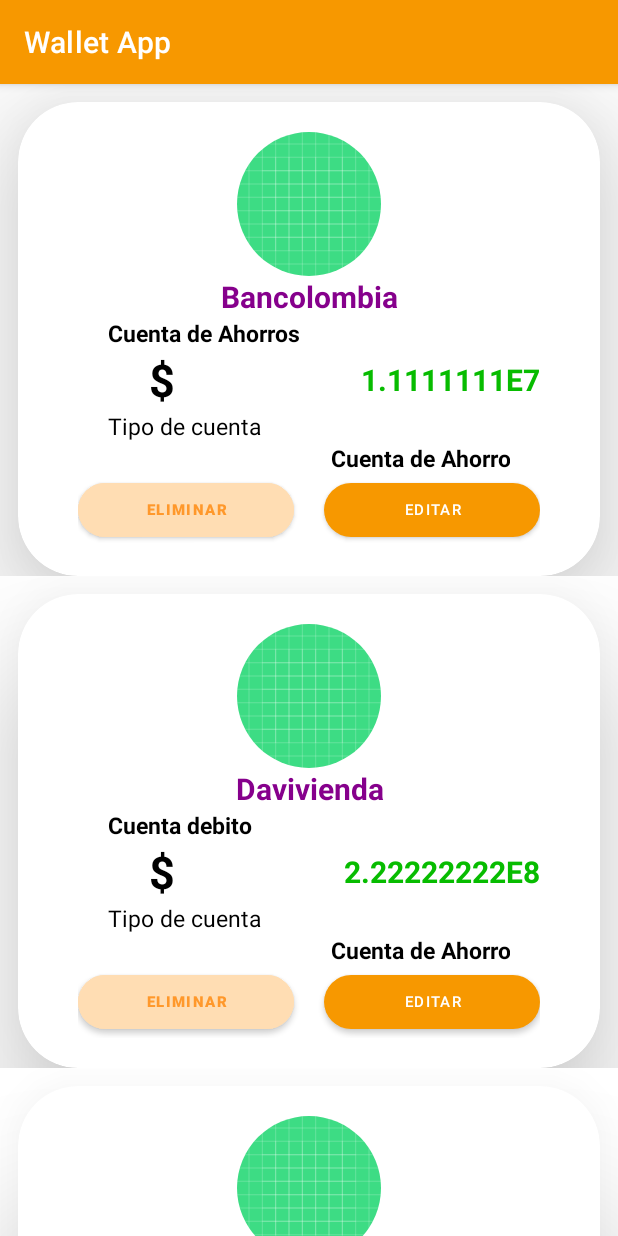
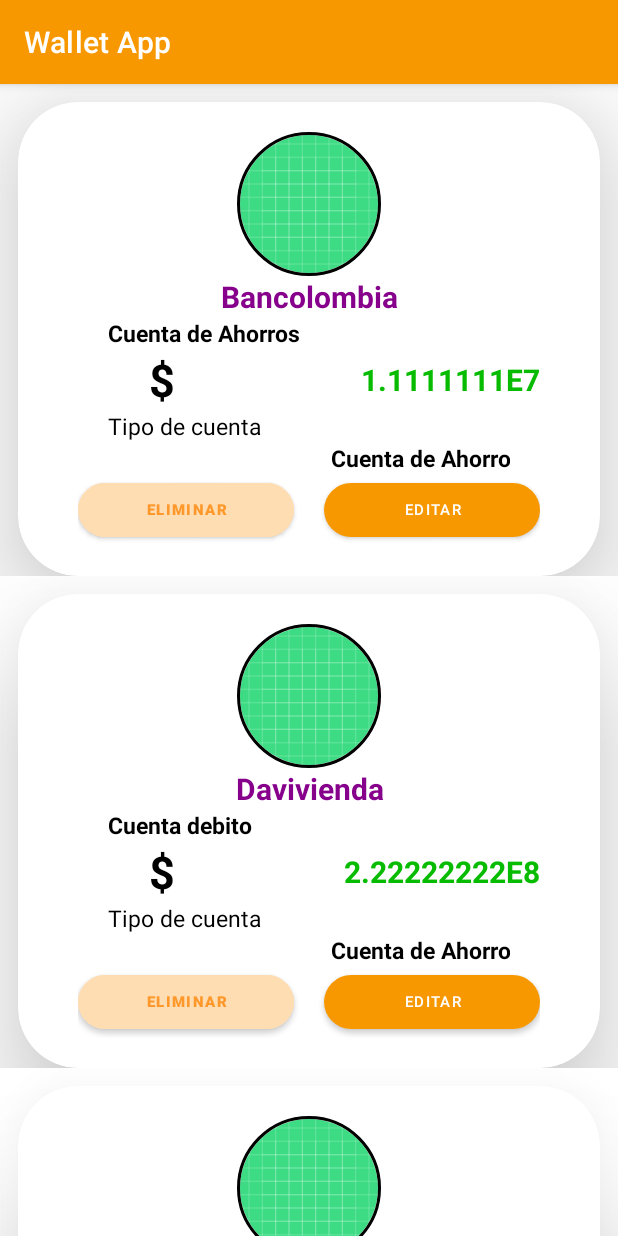
Before and after one commit to DanielBautistaMr/Wallet_proyect, an Android app: the screen it shows after launch (ListAccountActivity), on a phone screen of 412 x 824 dp. Run offline under Robolectric (Android 15) with nearby library versions, the phone set to English and light mode, and no system bars; our stand-ins replace CircleImageView, Picasso; pictures from the network do not load.

Commit message:
Se le agrego las imagenes quedo chidoo :p

```diff
--- a/app/src/main/res/layout/item_rv_account_list.xml
+++ b/app/src/main/res/layout/item_rv_account_list.xml
@@ -33,7 +33,8 @@
                     android:layout_width="96dp"
                     android:layout_height="96dp"
                     android:src="@drawable/ic_launcher_background"
-                    app:civ_border_color="#FF000000" />
+                    app:civ_border_color="#FF000000"
+                    app:civ_border_width="2dp" />
             </LinearLayout>
 
             <LinearLayout
```
